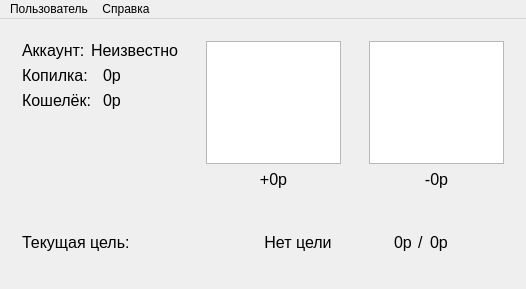
MangriMen/SibSUTIS5semester, file hifive/CHMV/RGR/mainwindow.ui: the form before one commit.
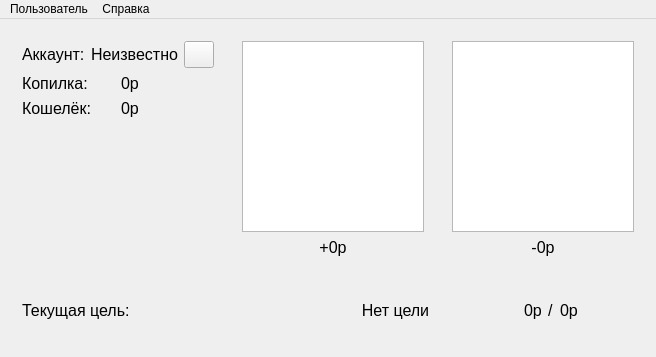
The form after the commit. Icons and pictures are not drawn. Custom widgets are drawn as their Qt base class.

Diff of the .ui file:
```diff
--- a/hifive/CHMV/RGR/mainwindow.ui
+++ b/hifive/CHMV/RGR/mainwindow.ui
@@ -6,10 +6,16 @@
    <rect>
     <x>0</x>
     <y>0</y>
-    <width>526</width>
-    <height>289</height>
+    <width>656</width>
+    <height>357</height>
    </rect>
   </property>
+  <property name="minimumSize">
+   <size>
+    <width>656</width>
+    <height>357</height>
+   </size>
+  </property>
   <property name="windowTitle">
    <string>MainWindow</string>
   </property>
@@ -71,7 +77,30 @@
          </property>
         </widget>
        </item>
-       <item row="1" column="0" colspan="2">
+       <item row="0" column="2">
+        <widget class="QPushButton" name="btnAccountDelete">
+         <property name="maximumSize">
+          <size>
+           <width>30</width>
+           <height>30</height>
+          </size>
+         </property>
+         <property name="text">
+          <string/>
+         </property>
+         <property name="icon">
+          <iconset resource="resources.qrc">
+           <normaloff>:/images/delete_black_24dp.svg</normaloff>:/images/delete_black_24dp.svg</iconset>
+         </property>
+         <property name="iconSize">
+          <size>
+           <width>24</width>
+           <height>24</height>
+          </size>
+         </property>
+        </widget>
+       </item>
+       <item row="1" column="0" colspan="3">
         <widget class="WidgetButton" name="widFunds">
          <property name="font">
           <font>
@@ -288,12 +317,36 @@
       </property>
       <layout class="QVBoxLayout" name="verticalLayout_2">
        <item>
-        <widget class="QListWidget" name="listWidIncomes">
+        <widget class="QTableView" name="listWidIncomes">
          <property name="font">
           <font>
            <pointsize>12</pointsize>
           </font>
          </property>
+         <property name="selectionMode">
+          <enum>QAbstractItemView::NoSelection</enum>
+         </property>
+         <property name="textElideMode">
+          <enum>Qt::ElideRight</enum>
+         </property>
+         <property name="verticalScrollMode">
+          <enum>QAbstractItemView::ScrollPerPixel</enum>
+         </property>
+         <property name="horizontalScrollMode">
+          <enum>QAbstractItemView::ScrollPerPixel</enum>
+         </property>
+         <attribute name="horizontalHeaderCascadingSectionResizes">
+          <bool>true</bool>
+         </attribute>
+         <attribute name="horizontalHeaderDefaultSectionSize">
+          <number>80</number>
+         </attribute>
+         <attribute name="horizontalHeaderMinimumSectionSize">
+          <number>80</number>
+         </attribute>
+         <attribute name="horizontalHeaderStretchLastSection">
+          <bool>false</bool>
+         </attribute>
         </widget>
        </item>
        <item>
@@ -332,12 +385,36 @@
       </property>
       <layout class="QVBoxLayout" name="verticalLayout_3">
        <item>
-        <widget class="QListWidget" name="listWidExpenses">
+        <widget class="QTableView" name="listWidExpenses">
          <property name="font">
           <font>
            <pointsize>12</pointsize>
           </font>
          </property>
+         <property name="selectionMode">
+          <enum>QAbstractItemView::NoSelection</enum>
+         </property>
+         <property name="textElideMode">
+          <enum>Qt::ElideRight</enum>
+         </property>
+         <property name="verticalScrollMode">
+          <enum>QAbstractItemView::ScrollPerPixel</enum>
+         </property>
+         <property name="horizontalScrollMode">
+          <enum>QAbstractItemView::ScrollPerPixel</enum>
+         </property>
+         <attribute name="horizontalHeaderCascadingSectionResizes">
+          <bool>true</bool>
+         </attribute>
+         <attribute name="horizontalHeaderDefaultSectionSize">
+          <number>80</number>
+         </attribute>
+         <attribute name="horizontalHeaderMinimumSectionSize">
+          <number>80</number>
+         </attribute>
+         <attribute name="horizontalHeaderStretchLastSection">
+          <bool>false</bool>
+         </attribute>
         </widget>
        </item>
        <item>
@@ -371,7 +448,7 @@
     <rect>
      <x>0</x>
      <y>0</y>
-     <width>526</width>
+     <width>656</width>
      <height>21</height>
     </rect>
    </property>
```
Left out of the diff: 2 changed lines with no effect on the pictures.
